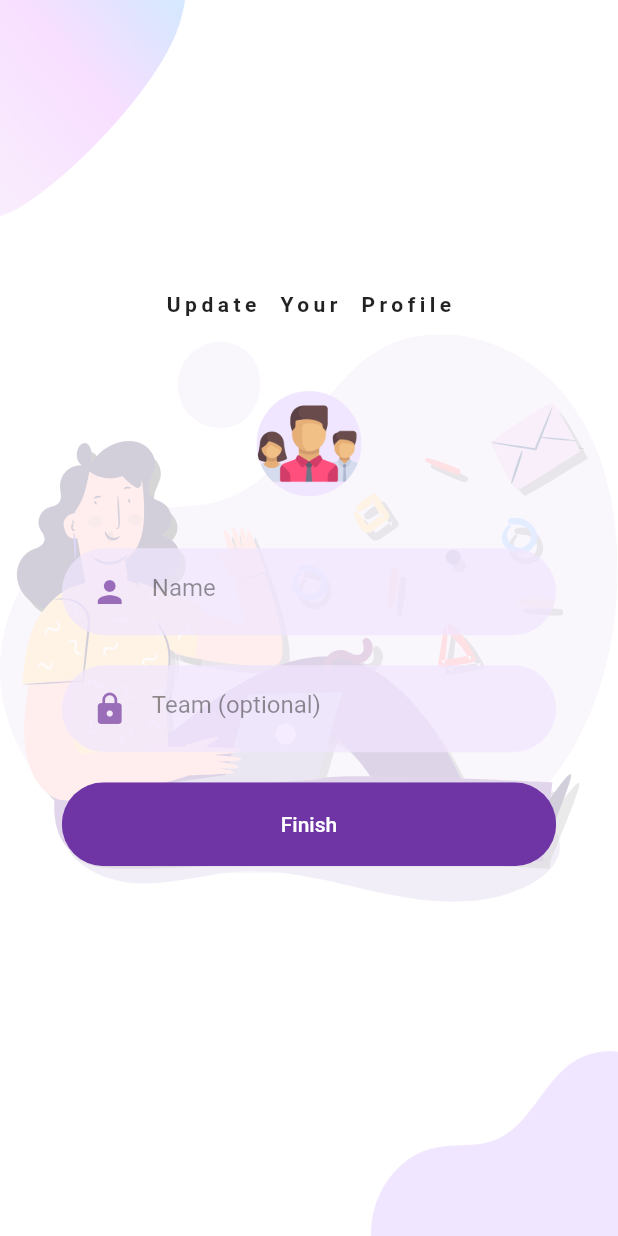
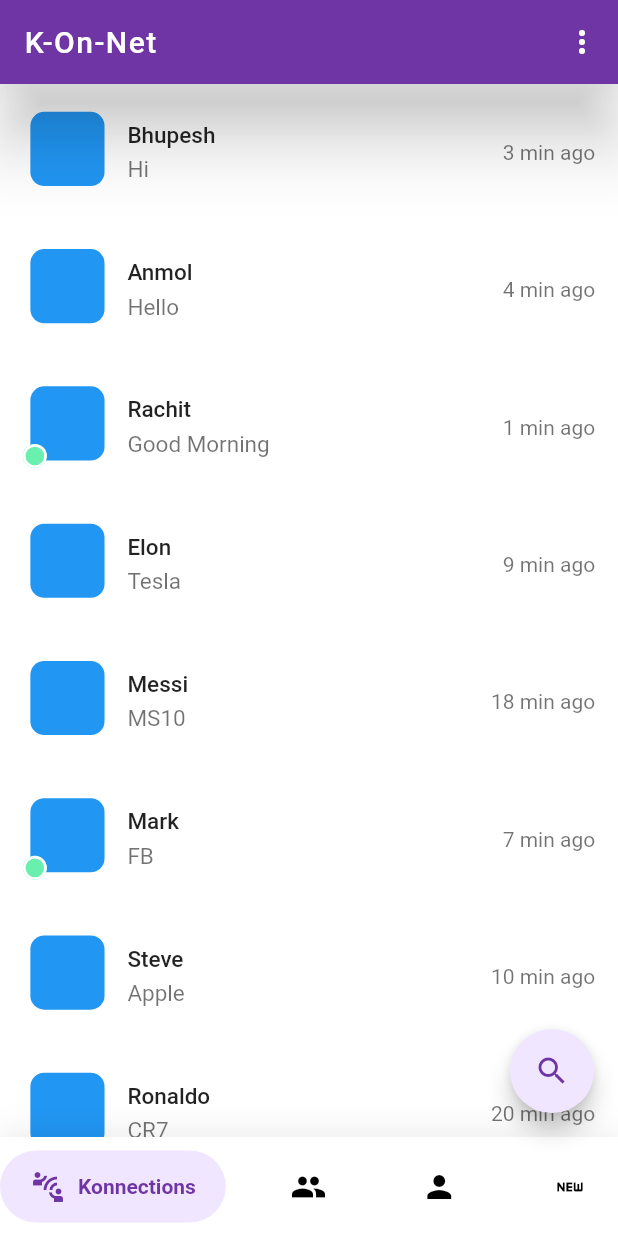
Before and after one commit to Bhupesh2001/k_on_net, a Flutter app: the screen it shows after launch, on a phone screen of 412 x 824 dp. Run offline on Flutter 3.47's test engine with Material 2 defaults, Android fonts, the phone set to English and light mode, and no system bars; drawn by our look-alikes of google_nav_bar; our stand-ins replace animated_text_kit, cloud_firestore, firebase_auth, firebase_core, flutter_svg, fluttertoast and 1 more; accounts and stored records are empty.

Commit message:
chatRoomMain completed and profileImage widget created . Messaging UI started

```diff
--- /dev/null
+++ b/lib/Screens/chatRoom/chatRoomMain.dart
@@ -0,0 +1,86 @@
+import 'package:flutter/cupertino.dart';
+import 'package:flutter/material.dart';
+import 'package:google_nav_bar/google_nav_bar.dart';
+import 'package:k_on_net/Screens/chatRoom/chatScreen.dart';
+import 'package:k_on_net/constants.dart';
+
+class ChatRoomMain extends StatefulWidget {
+  static String id = 'chat_screen';
+  @override
+  _ChatRoomMainState createState() => _ChatRoomMainState();
+}
+
+class _ChatRoomMainState extends State<ChatRoomMain> {
+  int _selectedIndex = 0;
+
+  @override
+  Widget build(BuildContext context) {
+    return Scaffold(
+      appBar: AppBar(
+        backgroundColor:
+            Theme.of(context).scaffoldBackgroundColor == kContentColorLightTheme
+                ? kContentColorLightTheme
+                : kPrimaryColor,
+        automaticallyImplyLeading: false,
+        elevation: 20,
+        title: Text(
+          'K-On-Net',
+          style: TextStyle(letterSpacing: 1, color: Colors.white),
+        ),
+        actions: [IconButton(icon: Icon(Icons.more_vert), onPressed: () {})],
+      ),
+      body: ChatScreen(),
+      floatingActionButton: FloatingActionButton(
+        onPressed: () {},
+        backgroundColor: kSecondaryColor,
+        child: Icon(
+          Icons.search,
+          color: kPrimaryColor,
+        ),
+      ),
+      bottomNavigationBar: Container(
+        height: MediaQuery.of(context).size.height * 0.08,
+        decoration: BoxDecoration(color: Colors.white, boxShadow: [
+          BoxShadow(blurRadius: 20, color: Colors.black.withOpacity(.1))
+        ]),
+        child: SafeArea(
+          child: GNav(
+            backgroundColor:
+                Theme.of(context).scaffoldBackgroundColor.withOpacity(0.98),
+            rippleColor: kSecondaryColor,
+            hoverColor: kPrimaryColor,
+            gap: 8,
+            activeColor: kPrimaryColor,
+            iconSize: 24,
+            padding: EdgeInsets.symmetric(horizontal: 20, vertical: 12),
+            duration: Duration(milliseconds: 400),
+            tabBackgroundColor: Theme.of(context).scaffoldBackgroundColor ==
+                    kContentColorLightTheme
+                ? kContentColorLightTheme.withOpacity(0.8)
+                : kSecondaryColor,
+            tabs: [
+              GButton(
+                icon: Icons.connect_without_contact,
+                text: 'Konnections',
+              ),
+              GButton(
+                icon: Icons.group,
+                text: 'Groups',
+              ),
+              GButton(
+                icon: Icons.person,
+                text: 'Profile',
+              ),
+              GButton(
+                icon: Icons.fiber_new_outlined,
+                text: 'Extra',
+              ),
+            ],
+            selectedIndex: _selectedIndex,
+            onTabChange: (index) {},
+          ),
+        ),
+      ),
+    );
+  }
+}
--- /dev/null
+++ b/lib/Screens/chatRoom/chatScreen.dart
@@ -0,0 +1,28 @@
+import 'package:flutter/material.dart';
+import 'package:k_on_net/Screens/messaging/messageScreen.dart';
+import 'package:k_on_net/model/Chat.dart';
+import 'components/chat_card.dart';
+
+class ChatScreen extends StatefulWidget {
+  @override
+  _ChatScreenState createState() => _ChatScreenState();
+}
+
+class _ChatScreenState extends State<ChatScreen> {
+  @override
+  Widget build(BuildContext context) {
+    return Column(
+      children: [
+        Expanded(
+          child: ListView.builder(
+            itemCount: chatData.length,
+            itemBuilder: (context, index) => ChatCard(
+              chat: chatData[index],
+              press: () => Navigator.pushNamed(context, MessageScreen.id),
+            ),
+          ),
+        ),
+      ],
+    );
+  }
+}
--- /dev/null
+++ b/lib/Screens/chatRoom/components/chat_card.dart
@@ -0,0 +1,83 @@
+import 'package:flutter/material.dart';
+import 'package:k_on_net/Screens/components/profileImage.dart';
+import 'package:k_on_net/model/Chat.dart';
+
+class ChatCard extends StatelessWidget {
+  const ChatCard({
+    Key key,
+    @required this.chat,
+    @required this.press,
+  }) : super(key: key);
+  final Chat chat;
+  final VoidCallback press;
+  @override
+  Widget build(BuildContext context) {
+    Size size = MediaQuery.of(context).size;
+    var padding = 0.045;
+    return InkWell(
+      onTap: press,
+      child: Padding(
+        padding: EdgeInsets.symmetric(
+            horizontal: size.width * (padding - 0.008),
+            vertical: size.width * padding),
+        child: Row(
+          children: [
+            Stack(
+              children: [
+                Padding(
+                  padding: const EdgeInsets.only(left: 5.0, bottom: 5),
+                  child: ProfileImage(),
+                ),
+                if (chat.isActive)
+                  Positioned(
+                    bottom: 0,
+                    left: 0,
+                    child: Container(
+                      height: 16,
+                      width: 16,
+                      decoration: BoxDecoration(
+                        shape: BoxShape.circle,
+                        color: Colors.greenAccent,
+                        border: Border.all(
+                            color: Theme.of(context).scaffoldBackgroundColor,
+                            width: 1.8),
+                      ),
+                    ),
+                  )
+              ],
+            ),
+            Expanded(
+              child: Padding(
+                padding: EdgeInsets.symmetric(
+                    horizontal: size.width * (padding - 0.008)),
+                child: Column(
+                  crossAxisAlignment: CrossAxisAlignment.start,
+                  children: [
+                    Text(
+                      chat.name,
+                      style:
+                          TextStyle(fontSize: 15, fontWeight: FontWeight.w500),
+                    ),
+                    SizedBox(
+                      height: size.width * 0.012,
+                    ),
+                    Opacity(
+                      opacity: 0.64,
+                      child: Text(
+                        chat.lastMessage,
+                        style: TextStyle(fontSize: 15),
+                        maxLines: 1,
+                        overflow: TextOverflow.ellipsis,
+                      ),
+                    ),
+                  ],
+                ),
+              ),
+            ),
+            Opacity(opacity: 0.64, child: Text(chat.time))
+          ],
+        ),
+      ),
+    );
+  }
+}
--- /dev/null
+++ b/lib/Screens/components/profileImage.dart
@@ -0,0 +1,22 @@
+import 'package:flutter/material.dart';
+
+class ProfileImage extends StatelessWidget {
+  final Image image;
+  final double edgeLength; // should be between 0 and 1
+  const ProfileImage({Key key, this.image, this.edgeLength = 0.12})
+      : super(key: key);
+  @override
+  Widget build(BuildContext context) {
+    Size size = MediaQuery.of(context).size;
+    return Container(
+      child: image,
+      height: size.width * edgeLength,
+      width: size.width * edgeLength,
+      decoration: BoxDecoration(
+          color: Colors.blue,
+          shape: BoxShape.rectangle,
+          borderRadius:
+              BorderRadius.all(Radius.circular(size.width * 0.09 / 4))),
+    );
+  }
+}
--- a/lib/Screens/login/login_screen.dart
+++ b/lib/Screens/login/login_screen.dart
@@ -1,6 +1,6 @@
 // import 'package:flutter/material.dart';
 // import 'package:flutter_svg/svg.dart';
-// import 'package:k_on_net/Screens/chatRoom/chatRoom.dart';
+// import 'package:k_on_net/Screens/chatRoom/chatRoomMain.dart';
 // import 'package:k_on_net/Screens/signUp/register_screen.dart';
 // import 'package:k_on_net/components/already_have_an_account_check.dart';
 // import 'package:k_on_net/components/rounded_button.dart';
--- a/lib/components/googleSignInBtn.dart
+++ b/lib/components/googleSignInBtn.dart
@@ -1,7 +1,7 @@
 // import 'package:firebase_auth/firebase_auth.dart';
 // import 'package:flutter/material.dart';
 // import 'package:flutter_svg/svg.dart';
-// import 'package:k_on_net/Screens/chatRoom/chatRoom.dart';
+// import 'package:k_on_net/Screens/chatRoom/chatRoomMain.dart';
 // import 'package:k_on_net/services/auth.dart';
 // import '../constants.dart';
 //
--- a/lib/main.dart
+++ b/lib/main.dart
@@ -1,7 +1,8 @@
 import 'package:flutter/material.dart';
 import 'package:google_fonts/google_fonts.dart';
 import 'package:k_on_net/Screens/Welcome/welcome_screen.dart';
-import 'package:k_on_net/Screens/chatRoom/chatRoom.dart';
+import 'package:k_on_net/Screens/chatRoom/chatRoomMain.dart';
+import 'package:k_on_net/Screens/messaging/messageScreen.dart';
 import 'package:k_on_net/Screens/signUp/register_screen.dart';
 import 'package:k_on_net/Screens/signUp/userDetailScreen.dart';
 import 'package:k_on_net/constants.dart';
@@ -22,19 +23,21 @@ class MyApp extends StatelessWidget {
       title: 'K-On-Net Auth',
       theme: ThemeData(
         primaryColor: kPrimaryColor,
-        scaffoldBackgroundColor: Colors.white,
+        // scaffoldBackgroundColor: Colors.white,
+        scaffoldBackgroundColor: Colors.white.withOpacity(0.98),
       ),
       darkTheme: ThemeData.dark().copyWith(
           scaffoldBackgroundColor: kContentColorLightTheme,
           hintColor: kContentColorLightTheme.withOpacity(0.3),
           textTheme: GoogleFonts.interTextTheme(Theme.of(context).textTheme)
               .apply(bodyColor: kContentColorDarkTheme)),
-      home: UserDetailsScreen(),
+      home: ChatRoomMain(),
       routes: {
         WelcomeScreen.id: (context) => WelcomeScreen(),
-        ChatRoom.id: (context) => ChatRoom(),
+        ChatRoomMain.id: (context) => ChatRoomMain(),
         RegisterScreen.id: (context) => RegisterScreen(),
         UserDetailsScreen.id: (context) => UserDetailsScreen(),
+        MessageScreen.id: (context) => MessageScreen(),
       },
     );
   }
--- /dev/null
+++ b/lib/model/Chat.dart
@@ -0,0 +1,63 @@
+class Chat {
+  final String name, image, time, lastMessage;
+  final bool isActive;
+
+  Chat({this.lastMessage, this.name, this.image, this.time, this.isActive});
+}
+
+List chatData = [
+  Chat(
+      name: 'Bhupesh',
+      image: '',
+      time: '3 min ago',
+      isActive: false,
+      lastMessage: 'Hi'),
+  Chat(
+      name: 'Anmol',
+      image: '',
+      time: '4 min ago',
+      isActive: false,
+      lastMessage: 'Hello'),
+  Chat(
+      name: 'Rachit',
+      image: '',
+      time: '1 min ago',
+      isActive: true,
+      lastMessage: 'Good Morning'),
+  Chat(
+      name: 'Elon',
+      image: '',
+      time: '9 min ago',
+      isActive: false,
+      lastMessage: 'Tesla'),
+  Chat(
+      name: 'Messi',
+      image: '',
+      time: '18 min ago',
+      isActive: false,
+      lastMessage: 'MS10'),
+  Chat(
+      name: 'Mark',
+      image: '',
+      time: '7 min ago',
+      isActive: true,
+      lastMessage: 'FB'),
+  Chat(
+      name: 'Steve',
+      image: '',
+      time: '10 min ago',
+      isActive: false,
+      lastMessage: 'Apple'),
+  Chat(
+      name: 'Ronaldo',
+      image: '',
+      time: '20 min ago',
+      isActive: false,
+      lastMessage: 'CR7'),
+  Chat(
+      name: 'Dhoni',
+      image: '',
+      time: '16 min ago',
+      isActive: false,
+      lastMessage: 'MSD'),
+];
```
Also changed, not shown: lib/Screens/Welcome/welcome_screen.dart (+4 -4 lines), lib/Screens/chatRoom/chatRoom.dart (deleted, +0 -84 lines), lib/Screens/messaging/components/messagingAppBar.dart (added, +35 -0 lines), lib/Screens/messaging/components/messagingBody.dart (added, +13 -0 lines), lib/Screens/messaging/messageScreen.dart (added, +18 -0 lines), lib/Screens/signUp/register_screen.dart (+11 -21 lines), lib/Screens/signUp/userDetailScreen.dart (+9 -21 lines), lib/components/rounded_input_field.dart (+9 -0 lines), lib/constants.dart (+13 -5 lines).
